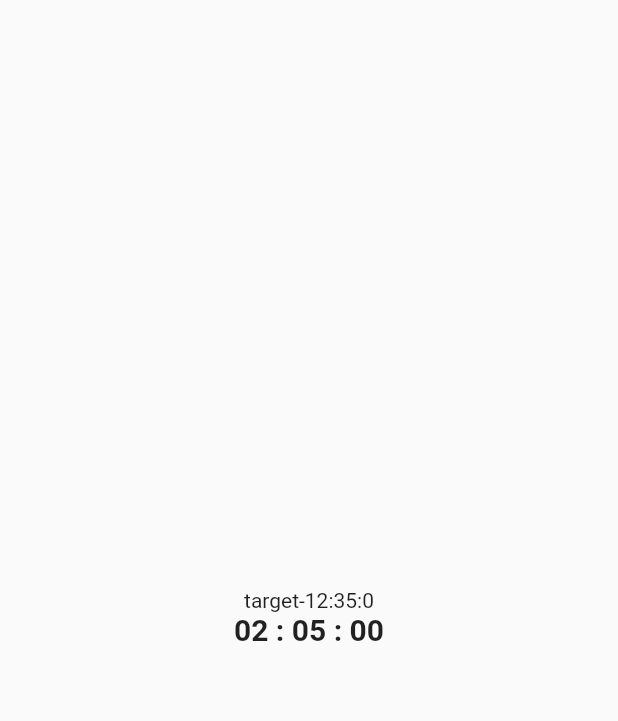
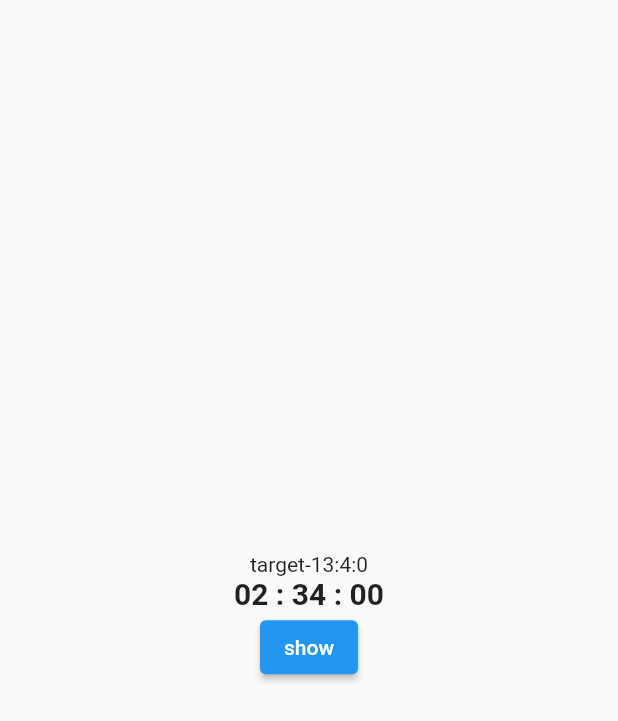
Before and after one commit to SaiPriya969/countdownFlutter, a Flutter app: the screen it shows after launch, on a phone screen of 412 x 824 dp. Shown: the top 721 px of the screen. Run offline on Flutter 3.47's test engine with Material 2 defaults, Android fonts, the phone set to English and light mode, and no system bars; drawn by our look-alikes of flutter_countdown_timer; our stand-ins replace audioplayers, flutter_local_notifications, timezone.

Commit message:
countdown_notification

```diff
--- a/lib/screens/countdown_timer.dart
+++ b/lib/screens/countdown_timer.dart
@@ -1,7 +1,11 @@
 import 'dart:async';
+// import 'package:android_alarm_manager_plus/android_alarm_manager_plus.dart';
+// import 'package:audioplayers/notifications.dart';
 import 'package:flutter/material.dart';
 import 'package:audioplayers/audioplayers.dart';
 import 'package:flutter_countdown_timer/index.dart';
+import '../services/notification_service.dart';
+// import 'package:just_audio/just_audio.dart';
 
 class CountdownTimerWidget extends StatefulWidget {
   const CountdownTimerWidget({super.key, title});
@@ -11,14 +15,17 @@ class CountdownTimerWidget extends StatefulWidget {
 }
 
 class _CountdownTimerWidgetState extends State<CountdownTimerWidget> {
-  int targetHour = 12;
-  int targetMinute = 35;
+  int targetHour = 13;
+  int targetMinute = 4;
   int targetSecond = 00;
   int currentHour = DateTime.now().hour;
   int currentMinute = DateTime.now().minute;
   int currentSecond = DateTime.now().second;
   AudioPlayer audio = AudioPlayer();
-  playAudio() {
+  MyNotificationService notification = MyNotificationService();
+  playAudio() async {
+    // await audio.setUrl(
+    //     "https://www.soundhelix.com/examples/mp3/SoundHelix-Song-1.mp3");
     return audio
         .play("https://www.soundhelix.com/examples/mp3/SoundHelix-Song-1.mp3");
   }
@@ -26,10 +33,12 @@ class _CountdownTimerWidgetState extends State<CountdownTimerWidget> {
   int noOfDays =
       0; // the noOfDays will be 0 if current time is more than the target time else 1
   Duration? timeLeft; // difference between target time and Current time
+  @override
   void initState() {
+    super.initState();
     // will call before the Build method and only once
     // super.initState();
-
+    // notification.init();
     DateTime currentTime = DateTime(DateTime.now().year, DateTime.now().month,
         DateTime.now().day, currentHour, currentMinute, currentSecond);
 
@@ -44,20 +53,29 @@ class _CountdownTimerWidgetState extends State<CountdownTimerWidget> {
     targetTime = DateTime(DateTime.now().year, DateTime.now().month,
         DateTime.now().day + noOfDays, targetHour, targetMinute, targetSecond);
     // targetTime is updated based by updating noOfDays
-    timeLeft = targetTime.difference(
-        currentTime); // difference between target time and Current time
+    timeLeft = targetTime.difference(currentTime);
+    // difference between target time and Current time
   }
 
   @override
   Widget build(BuildContext context) {
+    // play() async {
+    //   print("entered");
+    //   await AndroidAlarmManager.oneShotAt(
+    //       DateTime(2023, 3, 33, 0, 17), 1, playAudio());
+    // }
+
+    // play();
     var enableAudioBefore = 60; //in seconds
     var enableAudioAt = timeLeft!.inSeconds -
         enableAudioBefore; // '!' is for null safety, 'enableAudio' is the variable time left to rise alarm in seconds
-    Timer.periodic(Duration(seconds: 1), (timer) {
+    Timer.periodic(const Duration(seconds: 1), (timer) {
       //calls the function for every 1 second which decrements the enableAudio by -1  abd will rise an alarm when it equals to 0
 
       if (enableAudioAt == 0) {
+        // notification.showNotificaton();
         playAudio();
+        notification.showNotificaton();
       }
       enableAudioAt--;
     });
@@ -68,17 +86,24 @@ class _CountdownTimerWidgetState extends State<CountdownTimerWidget> {
         mainAxisAlignment: MainAxisAlignment.center,
         crossAxisAlignment: CrossAxisAlignment.center,
         children: [
-          Text("target-${targetHour}:${targetMinute}:${targetSecond}"),
+          Text("target-$targetHour:$targetMinute:$targetSecond"),
           CountdownTimer(
             endTime: DateTime.now().millisecondsSinceEpoch +
                 timeLeft!.inSeconds * 1000,
-            textStyle: TextStyle(fontSize: 20, fontWeight: FontWeight.bold),
+            textStyle:
+                const TextStyle(fontSize: 20, fontWeight: FontWeight.bold),
             onEnd: () {
+              audio.pause();
               setState(() {
-                timeLeft = Duration(hours: 24, minutes: 0, seconds: 0);
+                timeLeft = const Duration(hours: 24, minutes: 0, seconds: 0);
               });
             },
           ),
+          ElevatedButton(
+              onPressed: () {
+                notification.showNotificaton();
+              },
+              child: Text("show"))
         ],
       )),
     );
--- a/pubspec.yaml
+++ b/pubspec.yaml
@@ -32,6 +32,9 @@ dependencies:
     sdk: flutter
   flutter_countdown_timer: ^4.1.0
   audioplayers: ^0.19.0
+  flutter_local_notifications: ^13.0.0
+  # just_audio: ^0.9.32
+  # android_alarm_manager_plus: ^2.1.1
 
   # The following adds the Cupertino Icons font to your application.
   # Use with the CupertinoIcons class for iOS style icons.
```
Also changed, not shown: lib/main.dart (+6 -10 lines), lib/services/notification_service.dart (added, +35 -0 lines), pubspec.lock, 4 other files.
